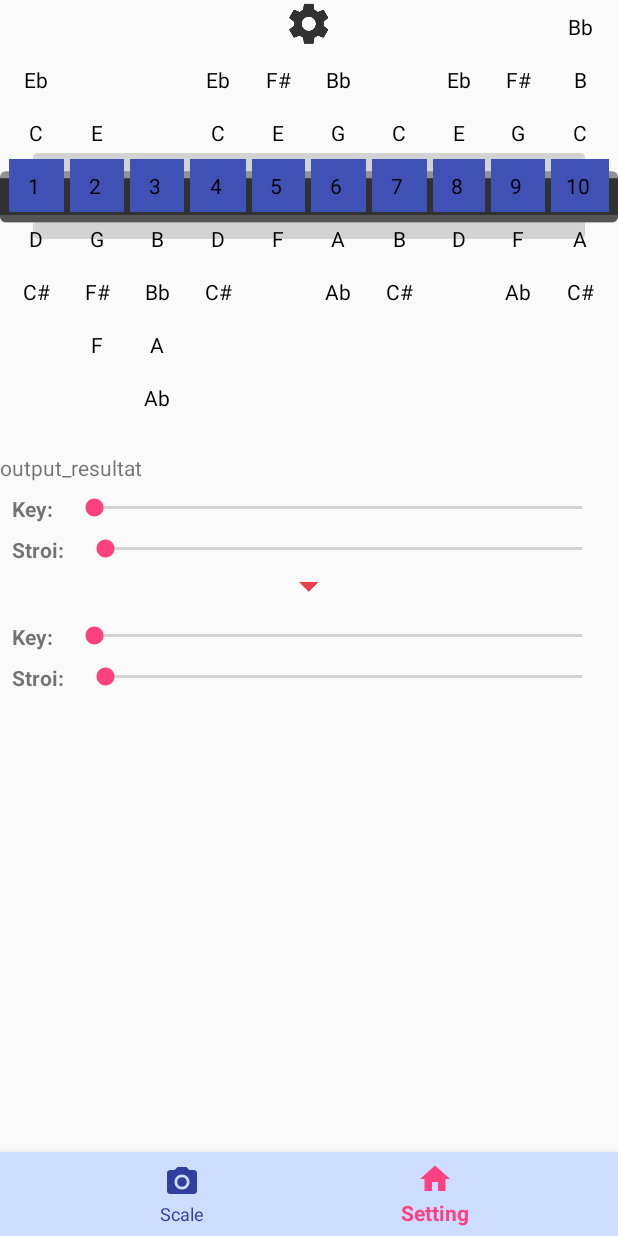
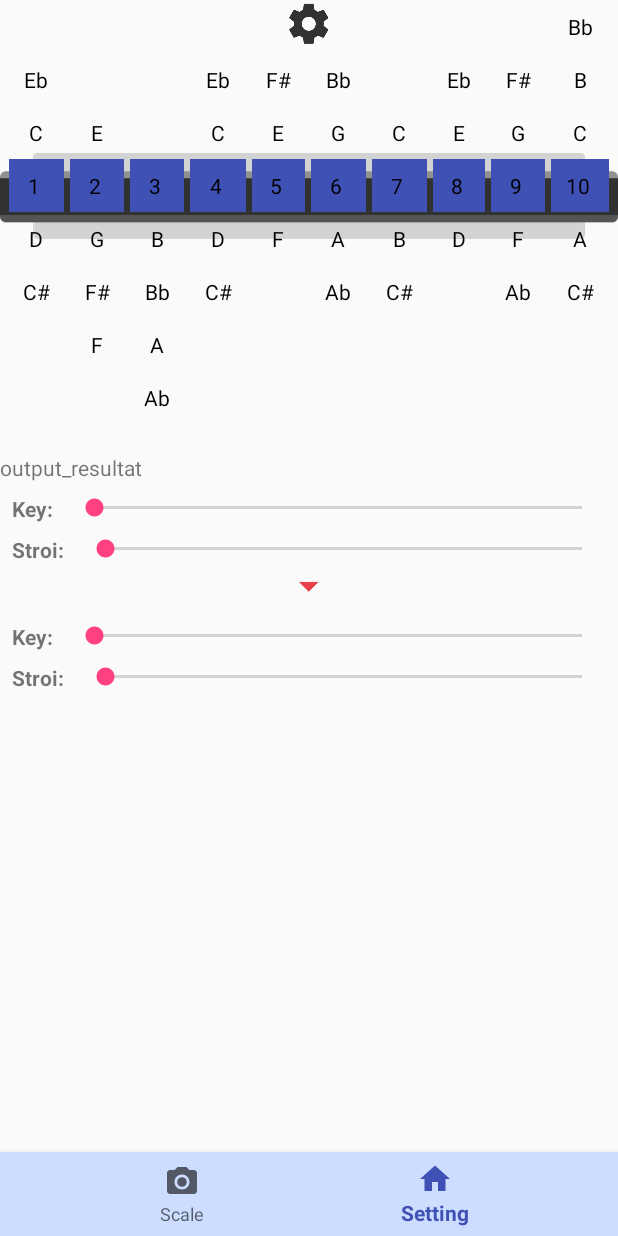
Before and after one commit to AndrianAD/kotlin_test, an Android app: the screen it shows after launch (SecondActivity), on a phone screen of 412 x 824 dp. Run offline under Robolectric (Android 15) with nearby library versions, the phone set to English and light mode, and no system bars; our stand-ins replace navigation-ui.

Commit message:
clear code3

```diff
--- a/app/src/main/res/layout/activity_second.xml
+++ b/app/src/main/res/layout/activity_second.xml
@@ -475,7 +475,6 @@
         android:layout_height="wrap_content"
         android:layout_marginTop="20dp"
         android:background="@color/Background"
-        android:theme="@style/BottomNavigationTheme"
         app:layout_constraintBottom_toBottomOf="parent"
         app:layout_constraintEnd_toEndOf="parent"
         app:layout_constraintStart_toStartOf="parent"
--- a/app/src/main/res/layout/fragment_setting.xml
+++ b/app/src/main/res/layout/fragment_setting.xml
@@ -1,9 +1,9 @@
 <?xml version="1.0" encoding="utf-8"?>
 <androidx.constraintlayout.widget.ConstraintLayout xmlns:android="http://schemas.android.com/apk/res/android"
+    xmlns:app="http://schemas.android.com/apk/res-auto"
     xmlns:tools="http://schemas.android.com/tools"
     android:layout_width="match_parent"
     android:layout_height="match_parent"
-    xmlns:app="http://schemas.android.com/apk/res-auto"
     tools:context=".Fragments.SettingFragment">
 
 
@@ -11,122 +11,100 @@
         android:id="@+id/textKey"
         android:layout_width="0dp"
         android:layout_height="wrap_content"
+        android:layout_margin="8dp"
         android:text="Key: "
         android:textStyle="bold"
-        android:layout_margin="8dp"
+        app:layout_constraintHorizontal_weight="3"
         app:layout_constraintStart_toStartOf="parent"
-        app:layout_constraintTop_toTopOf="parent"
-        app:layout_constraintHorizontal_weight="3"
-       />
+        app:layout_constraintTop_toTopOf="parent" />
 
     <SeekBar
         android:id="@+id/seekBarKey"
         android:layout_width="0dp"
         android:layout_height="wrap_content"
+        android:layout_margin="8dp"
+        android:max="11"
+        app:layout_constraintEnd_toEndOf="parent"
+        app:layout_constraintHorizontal_weight="7"
         app:layout_constraintStart_toEndOf="@id/textKey"
-        android:max="11"
-        android:layout_margin="8dp"
-        app:layout_constraintEnd_toEndOf="parent"
-        app:layout_constraintTop_toTopOf="parent"
-        app:layout_constraintHorizontal_weight="7"
-       />
-
+        app:layout_constraintTop_toTopOf="parent" />
 
 
     <TextView
         android:id="@+id/textStroi"
         android:layout_width="0dp"
         android:layout_height="wrap_content"
+        android:layout_margin="8dp"
         android:text="Stroi: "
         android:textStyle="bold"
-        android:layout_margin="8dp"
+        app:layout_constraintHorizontal_weight="3"
         app:layout_constraintStart_toStartOf="parent"
-        app:layout_constraintTop_toBottomOf="@id/textKey"
-        app:layout_constraintHorizontal_weight="3"
-        />
+        app:layout_constraintTop_toBottomOf="@id/textKey" />
 
     <SeekBar
         android:id="@+id/seekBarStroi"
         android:layout_width="0dp"
         android:layout_height="wrap_content"
-        app:layout_constraintStart_toEndOf="@id/textStroi"
+        android:layout_margin="8dp"
         android:max="4"
-        android:layout_margin="8dp"
-        app:layout_constraintTop_toBottomOf="@id/textKey"
         app:layout_constraintEnd_toEndOf="parent"
         app:layout_constraintHorizontal_weight="7"
-        />
+        app:layout_constraintStart_toEndOf="@id/textStroi"
+        app:layout_constraintTop_toBottomOf="@id/textKey" />
 
     <ImageView
-      android:id="@+id/arrow_image"
+        android:id="@+id/arrow_image"
         android:layout_width="wrap_content"
         android:layout_height="wrap_content"
         android:src="@drawable/ic_arrow_down"
-        app:layout_constraintTop_toBottomOf="@id/seekBarStroi"
         app:layout_constraintEnd_toEndOf="parent"
-        app:layout_constraintStart_toStartOf="parent"/>
-
+        app:layout_constraintStart_toStartOf="parent"
+        app:layout_constraintTop_toBottomOf="@id/seekBarStroi" />
 
 
     <TextView
         android:id="@+id/textKey2"
         android:layout_width="0dp"
         android:layout_height="wrap_content"
+        android:layout_margin="8dp"
         android:text="Key: "
         android:textStyle="bold"
-        android:layout_margin="8dp"
+        app:layout_constraintHorizontal_weight="3"
         app:layout_constraintStart_toStartOf="parent"
-        app:layout_constraintTop_toBottomOf="@id/arrow_image"
-        app:layout_constraintHorizontal_weight="3"
-        />
+        app:layout_constraintTop_toBottomOf="@id/arrow_image" />
 
     <SeekBar
         android:id="@+id/seekBarKey2"
         android:layout_width="0dp"
         android:layout_height="wrap_content"
+        android:layout_margin="8dp"
+        android:max="11"
+        app:layout_constraintEnd_toEndOf="parent"
+        app:layout_constraintHorizontal_weight="7"
         app:layout_constraintStart_toEndOf="@id/textKey2"
-        android:max="11"
-        android:layout_margin="8dp"
-        app:layout_constraintEnd_toEndOf="parent"
-        app:layout_constraintTop_toBottomOf="@id/arrow_image"
-        app:layout_constraintHorizontal_weight="7"
-        />
+        app:layout_constraintTop_toBottomOf="@id/arrow_image" />
 
     <TextView
         android:id="@+id/textStroi2"
         android:layout_width="0dp"
         android:layout_height="wrap_content"
+        android:layout_margin="8dp"
         android:text="Stroi: "
         android:textStyle="bold"
-        android:layout_margin="8dp"
+        app:layout_constraintHorizontal_weight="3"
         app:layout_constraintStart_toStartOf="parent"
-        app:layout_constraintTop_toBottomOf="@id/textKey2"
-        app:layout_constraintHorizontal_weight="3"
-        />
+        app:layout_constraintTop_toBottomOf="@id/textKey2" />
 
     <SeekBar
         android:id="@+id/seekBarStroi2"
         android:layout_width="0dp"
         android:layout_height="wrap_content"
-        app:layout_constraintStart_toEndOf="@id/textStroi"
+        android:layout_margin="8dp"
         android:max="4"
-        android:layout_margin="8dp"
-        app:layout_constraintTop_toBottomOf="@id/textKey2"
         app:layout_constraintEnd_toEndOf="parent"
         app:layout_constraintHorizontal_weight="7"
-        />
-
-
-
-
-
-
-
-
-
-
-
-
+        app:layout_constraintStart_toEndOf="@id/textStroi"
+        app:layout_constraintTop_toBottomOf="@id/textKey2" />
 
 
 </androidx.constraintlayout.widget.ConstraintLayout>
--- a/app/src/main/res/navigation/mobile_navigation.xml
+++ b/app/src/main/res/navigation/mobile_navigation.xml
@@ -9,6 +9,7 @@
         android:id="@+id/setting_id"
         android:name="com.example.kotlin_test.Fragments.SettingFragment"
         android:label="Setting"
+
         tools:layout="@layout/fragment_setting" />
 
     <fragment
--- a/app/src/main/res/values/styles.xml
+++ b/app/src/main/res/values/styles.xml
@@ -22,10 +22,10 @@
     </style>
 
 
-    <style name="BottomNavigationTheme" parent="Theme.AppCompat.Light">
-        <item name="colorPrimary">@color/colorAccent</item>
-        <item name="android:textColorSecondary">@color/colorPrimaryDark</item>
-    </style>
+<!--    <style name="BottomNavigationTheme" parent="Theme.AppCompat.Light">-->
+<!--        <item name="colorPrimary">@color/colorAccent</item>-->
+<!--        <item name="android:textColorSecondary">@color/colorPrimaryDark</item>-->
+<!--    </style>-->
 
 
 </resources>
```
Also changed, not shown: app/build.gradle (+4 -12 lines), app/src/main/java/com/example/kotlin_test/Fragments/ScaleFragment.kt (+1 -17 lines), app/src/main/res/layout/activity_main.xml (+0 -12 lines).
